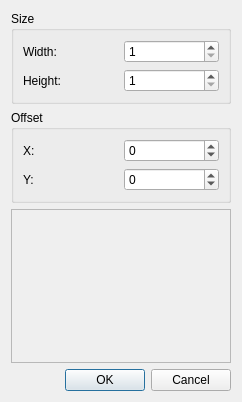
Before: the Qt Designer form src/tiled/resizedialog.ui in mapeditor/tiled, drawn with Qt 5.
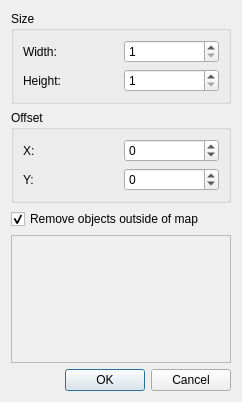
After: the same form once the commit is applied. Custom widgets are drawn as their Qt base class.

Commit message: Added option for removing invisible objects in resize dialog.

```diff
--- a/src/tiled/resizedialog.ui
+++ b/src/tiled/resizedialog.ui
@@ -112,6 +112,16 @@
      </layout>
     </widget>
    </item>
+   <item>
+    <widget class="QCheckBox" name="removeObjsCheckBox">
+     <property name="text">
+      <string>Remove objects outside of map</string>
+     </property>
+     <property name="checked">
+      <bool>true</bool>
+     </property>
+    </widget>
+   </item>
    <item>
     <widget class="QFrame" name="frame">
      <property name="sizePolicy">
```
Left out of the diff: 16 changed lines with no effect on the pictures. The commit also changes 8 other files.
